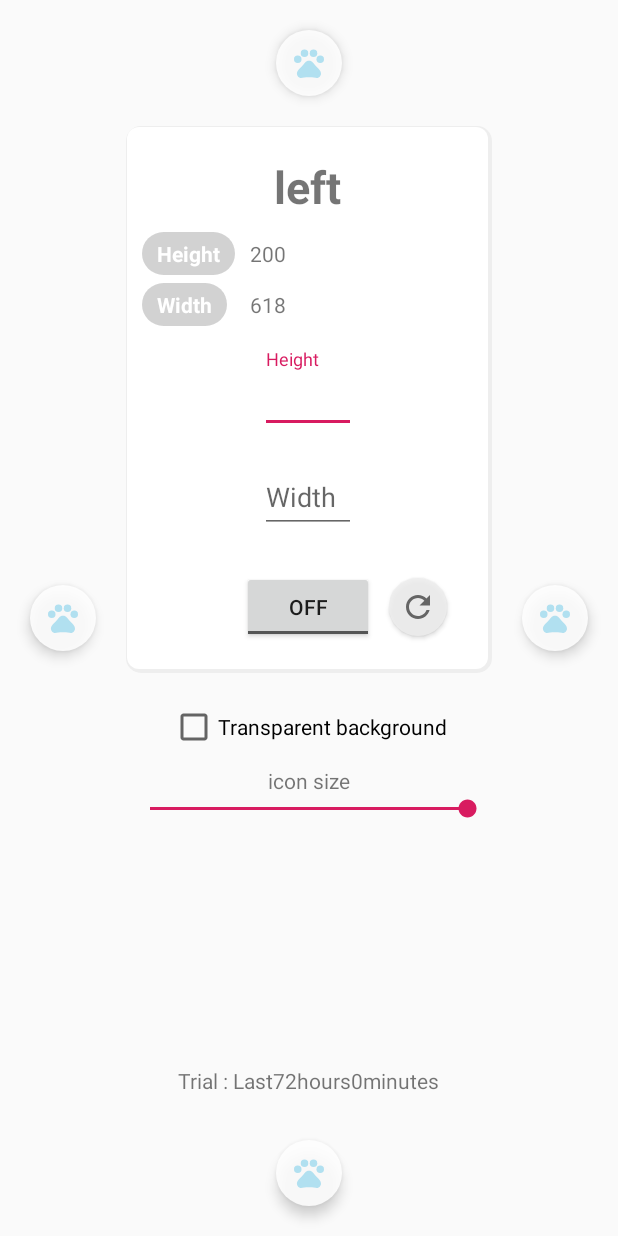
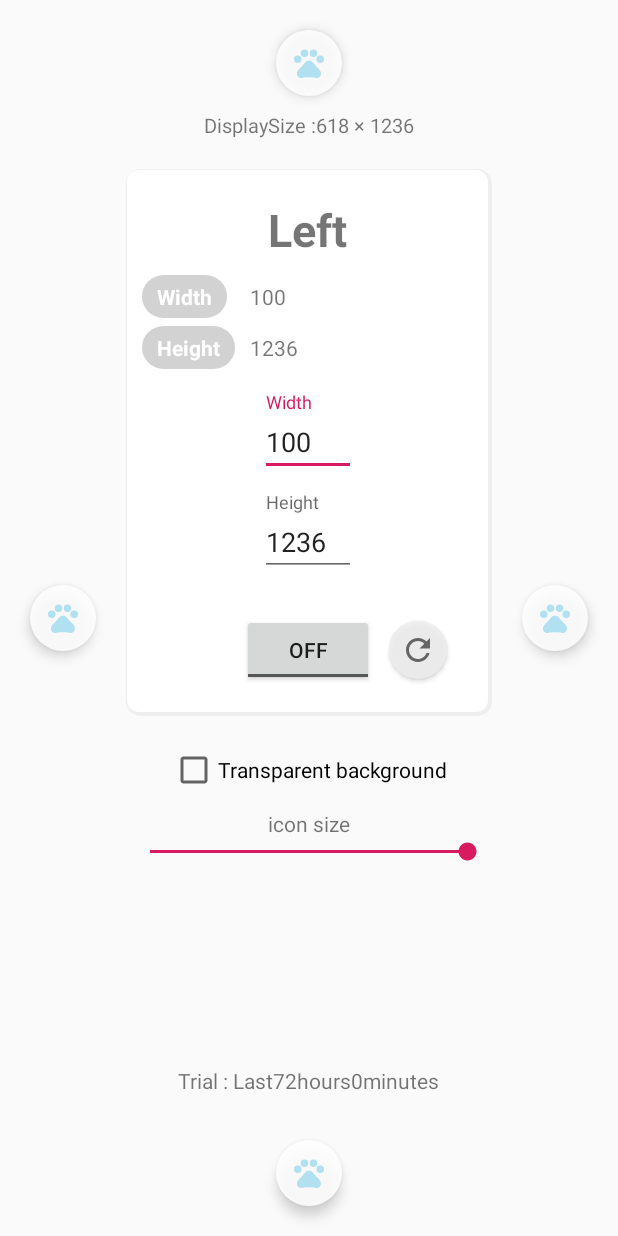
Before and after one commit to KawabeAtsushi/TouchProtector, an Android app: the screen it shows after launch (MainActivity), after a tap on "LEFT", on a phone screen of 412 x 824 dp. Run offline under Robolectric (Android 15) with nearby library versions, the phone set to English and light mode, and no system bars; our stand-ins replace data binding; 3 other taps on this screen came first.

Commit message:
update on 10/4

```diff
--- a/app/src/main/java/com/pandatone/touchProtector/KeyStore.kt
+++ b/app/src/main/java/com/pandatone/touchProtector/KeyStore.kt
@@ -3,22 +3,22 @@ package com.pandatone.touchProtector
 import android.util.Log
 
 object KeyStore {
-    const val TOP = "top"
-    const val BOTTOM = "bottom"
-    const val LEFT = "left"
-    const val RIGHT = "right"
+    const val TOP = "Top"
+    const val BOTTOM = "Bottom"
+    const val LEFT = "Left"
+    const val RIGHT = "Right"
 }
 
 //プリファレンスキー
 enum class PREF(val key: String) {
     Name("my_settings"),
     FirstDate("first_date"),
-    TopH("topHeight"),
-    TopW("topWidth"),
-    BottomH("bottomHeight"),
-    BottomW("bottomWidth"),
-    LeftH("leftHeight"),
-    LeftW("leftWidth"),
-    RightH("rightHeight"),
-    RightW("rightWidth")
+    TopH("TopHeight"),
+    TopW("TopWidth"),
+    BottomH("BottomHeight"),
+    BottomW("BottomWidth"),
+    LeftH("LeftHeight"),
+    LeftW("LeftWidth"),
+    RightH("RightHeight"),
+    RightW("RightWidth")
 }
--- a/app/src/main/java/com/pandatone/touchProtector/MainActivity.kt
+++ b/app/src/main/java/com/pandatone/touchProtector/MainActivity.kt
@@ -6,7 +6,9 @@ import android.os.Bundle
 import android.provider.Settings
 import android.util.DisplayMetrics
 import android.widget.*
+import androidx.appcompat.app.AlertDialog
 import androidx.appcompat.app.AppCompatActivity
+import androidx.lifecycle.LiveData
 import com.pandatone.touchProtector.databinding.MainActivityBinding
 import kotlin.math.min
 
@@ -24,6 +26,8 @@ class MainActivity : AppCompatActivity() {
 
     companion object {
         lateinit var viewModel: MainViewModel
+        lateinit var nowHeight: LiveData<Int>
+        lateinit var nowWidth: LiveData<Int>
 
         /** ID for the runtime permission dialog */
         private const val OVERLAY_PERMISSION_REQUEST_CODE = 1
@@ -46,16 +50,27 @@ class MainActivity : AppCompatActivity() {
             initialBoot()
         } else {
             viewModel.setTopParam(pref.getInt(PREF.TopH.key, 0), pref.getInt(PREF.TopW.key, 0))
-            viewModel.setBottomParam(pref.getInt(PREF.TopH.key, 0), pref.getInt(PREF.TopH.key, 0))
-            viewModel.setRightParam(pref.getInt(PREF.TopH.key, 0), pref.getInt(PREF.TopH.key, 0))
-            viewModel.setLeftParam(pref.getInt(PREF.TopH.key, 0), pref.getInt(PREF.TopH.key, 0))
+            viewModel.setBottomParam(
+                pref.getInt(PREF.BottomH.key, 0),
+                pref.getInt(PREF.BottomW.key, 0)
+            )
+            viewModel.setRightParam(
+                pref.getInt(PREF.RightH.key, 0),
+                pref.getInt(PREF.RightW.key, 0)
+            )
+            viewModel.setLeftParam(pref.getInt(PREF.LeftH.key, 0), pref.getInt(PREF.LeftW.key, 0))
         }
-        changeIconSize(pref.getInt("topHeight", 0), pref.getInt("topWidth", 0),100)
+
+        nowHeight = viewModel.topHeight
+        nowWidth = viewModel.topWidth
+
+        changeIconSize(pref.getInt("topHeight", 0), pref.getInt("topWidth", 0), 100)
 
         val statusView = findViewById<TextView>(R.id.status)
         val lastDay = System.currentTimeMillis() - pref.getLong(PREF.FirstDate.key, 0)
         val limit = 72 * 3600 * 1000
         if (lastDay > limit) {
+            limitDialog()
             statusView.text = getString(R.string.status_unlimited)
         } else {
             val minutes = (limit - lastDay) / 60000
@@ -68,18 +83,15 @@ class MainActivity : AppCompatActivity() {
         findViewById<ToggleButton>(R.id.toggle_button).apply {
             isChecked = OverlayService.isActive
             setOnCheckedChangeListener { _, isChecked ->
-                val heightStr = heightEt.text.toString()
-                if (heightStr != "") {
-                    setParams(KeyStore.TOP, height = Integer.parseInt(heightStr))
-                }
-                val widthStr = widthEt.text.toString()
-                if (widthStr != "") {
-                    setParams(KeyStore.TOP, width = Integer.parseInt(widthStr))
-                }
-                OverlayService.transBackground = transCheck.isChecked
+                update()
                 if (isChecked) OverlayService.start(this@MainActivity)
                 else OverlayService.stop(this@MainActivity)
             }
+        }
+
+        findViewById<ImageButton>(R.id.refresh).setOnClickListener {
+            update()
+            if (OverlayService.isActive) OverlayService.refresh(this@MainActivity)
         }
 
         findViewById<SeekBar>(R.id.seekBar).setOnSeekBarChangeListener(
@@ -88,7 +100,11 @@ class MainActivity : AppCompatActivity() {
                 override fun onProgressChanged(
                     seekBar: SeekBar, progress: Int, fromUser: Boolean
                 ) {
-                    changeIconSize(pref.getInt("topHeight", 0), pref.getInt("topWidth", 0),progress)
+                    changeIconSize(
+                        nowHeight.value ?: 0,
+                        nowWidth.value ?: 0,
+                        progress
+                    )
                 }
 
                 override fun onStartTrackingTouch(seekBar: SeekBar) {
@@ -109,16 +125,21 @@ class MainActivity : AppCompatActivity() {
         widthTv = findViewById<TextView>(R.id.width)
         heightTv = findViewById<TextView>(R.id.height)
         transCheck = findViewById<CheckBox>(R.id.transparent_check)
+        val dm = DisplayMetrics()
+        windowManager.defaultDisplay.getRealMetrics(dm)
+        val dWidth = dm.widthPixels.toString()
+        val dHeight = dm.heightPixels.toString()
+        val displaySize = findViewById<TextView>(R.id.display_size)
+        displaySize.text = getString(R.string.disp_size) + "$dWidth × $dHeight"
     }
 
     //アプリ初回起動時の処理
     private fun initialBoot() {
         val dm = DisplayMetrics()
-        windowManager.defaultDisplay.getMetrics(dm)
-        val dWidth = dm.widthPixels
+        windowManager.defaultDisplay.getRealMetrics(dm)
         val dHeight = dm.heightPixels
-        setParams(KeyStore.TOP, height = 200, width = dWidth)
-        setParams(KeyStore.BOTTOM, height = 200, width = dWidth)
+        setParams(KeyStore.TOP, height = 200, width = dHeight)
+        setParams(KeyStore.BOTTOM, height = 200, width = dHeight)
         setParams(KeyStore.RIGHT, height = dHeight, width = 100)
         setParams(KeyStore.LEFT, height = dHeight, width = 100)
         getSharedPreferences(PREF.Name.key, MODE_PRIVATE).edit().apply {
@@ -167,8 +188,38 @@ class MainActivity : AppCompatActivity() {
         }
     }
 
-    private fun changeIconSize(height: Int,width: Int,progress:Int){
-        val maxSize = min(height,width)
+    //期限が来たら出す
+    private fun limitDialog() {
+        AlertDialog.Builder(this)
+            .setCancelable(false)
+            .setTitle(R.string.limit_title)
+            .setMessage(R.string.limit_text)
+            .setPositiveButton(R.string.upgrade, { dialog, which ->
+                // TODO:Yesが押された時の挙動
+            })
+            .show()
+    }
+
+    private fun update() {
+        val heightStr = heightEt.text.toString()
+        if (heightStr != "") {
+            setParams(StatusHolder.nowPos, height = Integer.parseInt(heightStr))
+        }
+        val widthStr = widthEt.text.toString()
+        if (widthStr != "") {
+            setParams(StatusHolder.nowPos, width = Integer.parseInt(widthStr))
+        }
+        OverlayService.transBackground = transCheck.isChecked
+        val seekBar = findViewById<SeekBar>(R.id.seekBar)
+        changeIconSize(
+            nowHeight.value ?: 0,
+            nowWidth.value ?: 0,
+            seekBar.progress
+        )
+    }
+
+    private fun changeIconSize(height: Int, width: Int, progress: Int) {
+        val maxSize = min(height, width)
         val ratio = progress / 100f //(min)0 ~ 1(max)
         val size = ratio * maxSize
         viewModel.setTopParam(size = size.toInt())
--- a/app/src/main/java/com/pandatone/touchProtector/MainViewModel.kt
+++ b/app/src/main/java/com/pandatone/touchProtector/MainViewModel.kt
@@ -1,16 +1,17 @@
 package com.pandatone.touchProtector
 
+import android.widget.EditText
 import android.widget.TextView
 import androidx.lifecycle.LiveData
 import androidx.lifecycle.MutableLiveData
 import androidx.lifecycle.ViewModel
 
-class MainViewModel : ViewModel()  {
+class MainViewModel : ViewModel() {
 
-    val top = "top"
-    val bottom = "bottom"
-    val left = "left"
-    val right = "right"
+    val top = "Top"
+    val bottom = "Bottom"
+    val left = "Left"
+    val right = "Right"
 
     //TOP
     private val _topHeight = MutableLiveData<Int>().also { mutableLiveData ->
@@ -92,14 +93,77 @@ class MainViewModel : ViewModel()  {
     }
 
     //onClick
-    fun onClickButton(title: TextView, position:String){
+    fun onClickButton(
+        title: TextView,
+        heightTv: TextView,
+        widthTv: TextView,
+        heightEt: EditText,
+        widthEt: EditText,
+        position: String
+    ) {
 
         when (position) {
-            top -> title.text = top
-            bottom -> title.text = bottom
-            right -> title.text = right
-            else -> title.text = left
+            top -> onClick(
+                top,
+                title,
+                topHeight,
+                topWidth,
+                heightTv,
+                widthTv,
+                heightEt,
+                widthEt
+            )
+            bottom -> onClick(
+                bottom,
+                title,
+                bottomHeight,
+                bottomWidth,
+                heightTv,
+                widthTv,
+                heightEt,
+                widthEt
+            )
+            right -> onClick(
+                right,
+                title,
+                rightHeight,
+                rightWidth,
+                heightTv,
+                widthTv,
+                heightEt,
+                widthEt
+            )
+            else -> onClick(
+                left,
+                title,
+                leftHeight,
+                leftWidth,
+                heightTv,
+                widthTv,
+                heightEt,
+                widthEt
+            )
         }
     }
 
+    private fun onClick(
+        position: String,
+        title: TextView,
+        height: LiveData<Int>,
+        width: LiveData<Int>,
+        heightTv: TextView,
+        widthTv: TextView,
+        heightEt: EditText,
+        widthEt: EditText
+    ) {
+        StatusHolder.nowPos = position
+        MainActivity.nowHeight = height
+        MainActivity.nowWidth = width
+        title.text = position
+        heightTv.text = height.value.toString()
+        widthTv.text = width.value.toString()
+        heightEt.setText(height.value.toString())
+        widthEt.setText(width.value.toString())
+    }
+
 }
--- /dev/null
+++ b/app/src/main/java/com/pandatone/touchProtector/StatusHolder.kt
@@ -0,0 +1,8 @@
+package com.pandatone.touchProtector
+
+import android.util.Log
+
+object StatusHolder {
+    //現在編集中のPosition
+    var nowPos = KeyStore.TOP
+}
--- a/app/src/main/res/layout/main_activity.xml
+++ b/app/src/main/res/layout/main_activity.xml
@@ -26,8 +26,8 @@
             android:backgroundTint="@android:color/white"
             android:contentDescription="TOP"
             android:elevation="5dp"
+            android:onClick="@{() -> viewModel.onClickButton(title,height,width,heightEdit,widthEdit,viewModel.top)}"
             android:src="@drawable/icon"
-            android:onClick="@{() -> viewModel.onClickButton(title,viewModel.top)}"
             app:layout_constraintEnd_toEndOf="parent"
             app:layout_constraintStart_toStartOf="parent"
             app:layout_constraintTop_toTopOf="parent" />
@@ -41,8 +41,8 @@
             android:backgroundTint="@android:color/white"
             android:contentDescription="RIGHT"
             android:elevation="5dp"
+            android:onClick="@{() -> viewModel.onClickButton(title,height,width,heightEdit,widthEdit,viewModel.right)}"
             android:src="@drawable/icon"
-            android:onClick="@{() -> viewModel.onClickButton(title,viewModel.right)}"
             app:layout_constraintBottom_toBottomOf="parent"
             app:layout_constraintEnd_toEndOf="parent"
             app:layout_constraintTop_toTopOf="parent" />
@@ -56,8 +56,8 @@
             android:backgroundTint="@android:color/white"
             android:contentDescription="BOTTOM"
             android:elevation="5dp"
+            android:onClick="@{() -> viewModel.onClickButton(title,height,width,heightEdit,widthEdit,viewModel.bottom)}"
             android:src="@drawable/icon"
-            android:onClick="@{() -> viewModel.onClickButton(title,viewModel.bottom)}"
             app:layout_constraintBottom_toBottomOf="parent"
             app:layout_constraintEnd_toEndOf="parent"
             app:layout_constraintStart_toStartOf="parent" />
@@ -71,13 +71,24 @@
             android:backgroundTint="@android:color/white"
             android:contentDescription="LEFT"
             android:elevation="5dp"
+            android:onClick="@{() -> viewModel.onClickButton(title,height,width,heightEdit,widthEdit,viewModel.left)}"
             android:src="@drawable/icon"
-            android:onClick="@{() -> viewModel.onClickButton(title,viewModel.left)}"
             app:layout_constraintBottom_toBottomOf="parent"
             app:layout_constraintStart_toStartOf="parent"
             app:layout_constraintTop_toTopOf="parent" />
 
-        <!--    上下左右に肉球マーク　-->
+        <TextView
+            android:id="@+id/display_size"
+            android:layout_width="wrap_content"
+            android:layout_height="wrap_content"
+            android:layout_marginTop="10dp"
+            android:text="@string/disp_size"
+            android:textSize="13sp"
+            app:layout_constraintStart_toStartOf="parent"
+            app:layout_constraintEnd_toEndOf="parent"
+            app:layout_constraintTop_toBottomOf="@id/top_button" />
+
+        <!--    カード　-->
 
         <androidx.constraintlayout.widget.ConstraintLayout
             android:layout_width="0dp"
@@ -86,7 +97,7 @@
             app:layout_constraintBottom_toTopOf="@id/bottom_button"
             app:layout_constraintEnd_toStartOf="@id/right_button"
             app:layout_constraintStart_toEndOf="@id/left_button"
-            app:layout_constraintTop_toBottomOf="@id/top_button">
+            app:layout_constraintTop_toBottomOf="@id/display_size">
 
             <androidx.constraintlayout.widget.ConstraintLayout
                 android:id="@+id/individual_layout"
@@ -102,25 +113,48 @@
                     android:id="@+id/title"
                     android:layout_width="wrap_content"
                     android:layout_height="wrap_content"
-                    android:text="@string/height"
+                    android:text="Top"
+                    android:textSize="30sp"
                     android:textStyle="bold"
-                    android:textSize="30sp"
+                    app:layout_constraintEnd_toEndOf="parent"
                     app:layout_constraintStart_toStartOf="parent"
-                    app:layout_constraintEnd_toEndOf="parent"
                     app:layout_constraintTop_toTopOf="parent" />
+
+                <TextView
+                    android:id="@+id/width_index"
+                    android:layout_width="wrap_content"
+                    android:layout_height="wrap_content"
+                    android:layout_gravity="start"
+                    android:layout_marginTop="10dp"
+                    android:background="@drawable/index_background"
+                    android:text="@string/width"
+                    android:textColor="@android:color/white"
+                    android:textStyle="bold"
+                    app:layout_constraintStart_toStartOf="parent"
+                    app:layout_constraintTop_toBottomOf="@id/title" />
+
+                <TextView
+                    android:id="@+id/width"
+                    android:layout_width="wrap_content"
+                    android:layout_height="wrap_content"
+                    android:layout_marginStart="10dp"
+                    android:text="@{viewModel.topWidth.toString()}"
+                    app:layout_constraintBottom_toBottomOf="@id/width_index"
+                    app:layout_constraintStart_toEndOf="@id/height_index"
+                    app:layout_constraintTop_toTopOf="@id/width_index" />
 
                 <TextView
                     android:id="@+id/height_index"
                     android:layout_width="wrap_content"
                     android:layout_height="wrap_content"
                     android:layout_gravity="start"
-                    android:layout_marginTop="10dp"
+                    android:layout_marginTop="5dp"
                     android:background="@drawable/index_background"
                     android:text="@string/height"
                     android:textColor="@android:color/white"
                     android:textStyle="bold"
-                    app:layout_constraintStart_toStartOf="parent"
-                    app:layout_constraintTop_toBottomOf="@id/title" />
+                    app:layout_constraintStart_toStartOf="@id/width_index"
+                    app:layout_constraintTop_toBottomOf="@id/width_index" />
 
                 <TextView
                     android:id="@+id/height"
@@ -132,43 +166,19 @@
                     app:layout_constraintStart_toEndOf="@id/height_index"
                     app:layout_constraintTop_toTopOf="@id/height_index" />
 
-                <TextView
-                    android:id="@+id/width_index"
-                    android:layout_width="wrap_content"
-                    android:layout_height="wrap_content"
-                    android:layout_gravity="start"
-                    android:layout_marginTop="5dp"
-                    android:background="@drawable/index_background"
-                    android:text="@string/width"
-                    android:textColor="@android:color/white"
-                    android:textStyle="bold"
-                    app:layout_constraintStart_toStartOf="@id/height_index"
-                    app:layout_constraintTop_toBottomOf="@id/height_index" />
-
-                <TextView
-                    android:id="@+id/width"
-                    android:layout_width="wrap_content"
-                    android:layout_height="wrap_content"
-                    android:layout_marginStart="10dp"
-                    android:text="@{viewModel.topWidth.toString()}"
-                    app:layout_constraintBottom_toBottomOf="@id/width_index"
-                    app:layout_constraintStart_toEndOf="@id/height_index"
-                    app:layout_constraintTop_toTopOf="@id/width_index" />
-
                 <com.google.android.material.textfield.TextInputLayout
-                    android:id="@+id/height_edit_field"
+                    android:id="@+id/width_edit_field"
                     android:layout_width="wrap_content"
                     android:layout_height="wrap_content"
                     android:layout_margin="10dp"
+                    android:hint="@string/width"
                     android:padding="5dp"
-                    android:hint="@string/height"
                     app:layout_constraintEnd_toEndOf="parent"
                     app:layout_constraintStart_toStartOf="parent"
-                    app:layout_constraintTop_toBottomOf="@id/width_index"
-                    tools:ignore="HardcodedText">
+                    app:layout_constraintTop_toBottomOf="@id/height_index">
 
                     <com.google.android.material.textfield.TextInputEditText
-                        android:id="@+id/height_edit"
+                        android:id="@+id/width_edit"
                         android:layout_width="wrap_content"
                         android:layout_height="wrap_content"
                         android:ems="3"
@@ -179,18 +189,17 @@
                 </com.google.android.material.textfield.TextInputLayout>
 
                 <com.google.android.material.textfield.TextInputLayout
-                    android:id="@+id/width_edit_field"
+                    android:id="@+id/height_edit_field"
                     android:layout_width="wrap_content"
                     android:layout_height="wrap_content"
+                    android:hint="@string/height"
                     android:padding="5dp"
-                    android:hint="@string/width"
                     app:layout_constraintEnd_toEndOf="parent"
                     app:layout_constraintStart_toStartOf="parent"
-                    app:layout_constraintTop_toBottomOf="@id/height_edit_field"
-                    tools:ignore="HardcodedText">
+                    app:layout_constraintTop_toBottomOf="@id/width_edit_field">
 
                     <com.google.android.material.textfield.TextInputEditText
-                        android:id="@+id/width_edit"
+                        android:id="@+id/height_edit"
                         android:layout_width="wrap_content"
                         android:layout_height="wrap_content"
                         android:ems="3"
@@ -207,7 +216,7 @@
                     android:layout_marginTop="20dp"
                     app:layout_constraintEnd_toEndOf="parent"
                     app:layout_constraintStart_toStartOf="parent"
-                    app:layout_constraintTop_toBottomOf="@id/width_edit_field" />
+                    app:layout_constraintTop_toBottomOf="@id/height_edit_field" />
 
                 <ImageButton
                     android:id="@+id/refresh"
@@ -250,6 +259,8 @@
                 android:id="@+id/seekBar"
                 android:layout_width="0dp"
                 android:layout_height="wrap_content"
+                android:max="100"
+                android:min="0"
                 android:progress="100"
                 app:layout_constraintEnd_toEndOf="parent"
                 app:layout_constraintStart_toStartOf="parent"
--- a/app/src/main/res/values/strings.xml
+++ b/app/src/main/res/values/strings.xml
@@ -13,4 +13,8 @@
     <string name="icon_size">icon size</string>
     <string name="back_on">Back operation:ON</string>
     <string name="back_off">Back operation:OFF</string>
+    <string name="disp_size">DisplaySize : </string>
+    <string name="limit_title">The trial period has expired</string>
+    <string name="limit_text">Please upgrade from the button below to continue using it.</string>
+    <string name="upgrade">アップグレード</string>
 </resources>
```
Also changed, not shown: app/src/main/java/com/pandatone/touchProtector/OverlayService.kt (+15 -0 lines), app/src/main/java/com/pandatone/touchProtector/OverlayView.kt (+15 -14 lines), 1 other file.
